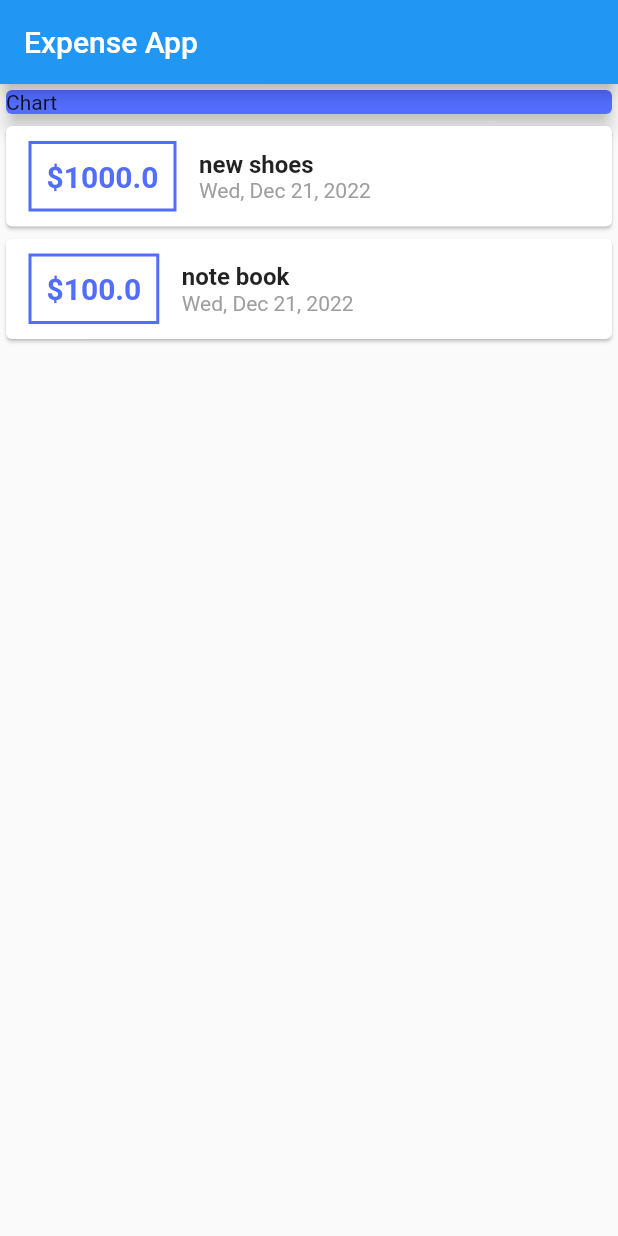
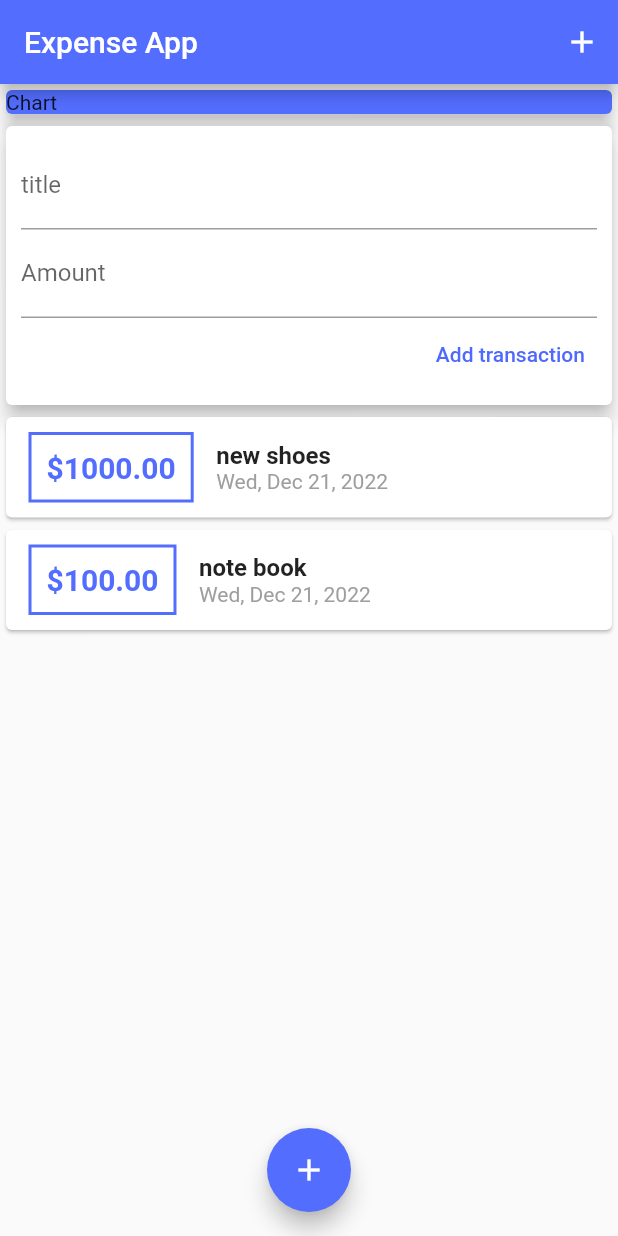
Before and after one commit to FidelAHM/personal-expense-tracker, a Flutter app: the screen it shows after launch, on a phone screen of 412 x 824 dp. Run offline on Flutter 3.47's test engine with Material 2 defaults, Android fonts, the phone set to English and light mode, and no system bars.

Commit message:
new code

```diff
--- a/lib/main.dart
+++ b/lib/main.dart
@@ -1,6 +1,7 @@
-import 'package:expense_app/transaction.dart';
+import 'package:expense_app/widgets/new_transaction.dart';
+import 'package:expense_app/widgets/transaction_list.dart';
+import 'package:expense_app/widgets/user_transaction.dart';
 import 'package:flutter/material.dart';
-import 'package:intl/intl.dart';
 
 void main() {
   runApp(const MyApp());
@@ -22,19 +23,26 @@ class MyApp extends StatelessWidget {
 }
 
 class MyHomePage extends StatelessWidget {
-  final List<Transaction> transactions = [
-    Transaction(
-        id: 'tl', title: 'new shoes', amount: 1000, date: DateTime.now()),
-    Transaction(id: 't2', title: 'note book', amount: 100, date: DateTime.now())
-  ];
+  // String? titleInput;
+  // String? amountInput;
 
   @override
   Widget build(BuildContext context) {
     return Scaffold(
       appBar: AppBar(
+        backgroundColor: Colors.indigoAccent,
         title: Text('Expense App'),
+        actions: [
+          IconButton(
+            icon: Icon(
+              Icons.add,
             ),
-      body: Column(
+            onPressed: () {},
+          )
+        ],
+      ),
+      body: SingleChildScrollView(
+        child: Column(
           children: [
             Container(
               width: double.infinity,
@@ -44,42 +52,15 @@ class MyHomePage extends StatelessWidget {
                 elevation: 5,
               ),
             ),
-          Column(
-              children: transactions.map((tx) {
-            return Card(
-                child: Row(
-              children: [
-                Container(
-                  margin: EdgeInsets.symmetric(horizontal: 15, vertical: 10),
-                  decoration: BoxDecoration(
-                      border: Border.all(color: Colors.indigoAccent, width: 2)),
-                  child: Text(
-                    '\$${tx.amount}',
-                    style: TextStyle(
-                        fontWeight: FontWeight.bold,
-                        fontSize: 20,
-                        color: Colors.indigoAccent),
+            UserTransaction()
+          ],
         ),
-                  padding: EdgeInsets.all(10),
       ),
-                Column(
-                  crossAxisAlignment: CrossAxisAlignment.start,
-                  children: [
-                    Text(
-                      tx.title,
-                      style:
-                          TextStyle(fontWeight: FontWeight.bold, fontSize: 16),
-                    ),
-                    Text(
-                      DateFormat.yMMMEd().format(tx.date),
-                      style: TextStyle(color: Colors.grey),
-                    ),
-                  ],
-                )
-              ],
-            ));
-          }).toList())
-        ],
+      floatingActionButtonLocation: FloatingActionButtonLocation.centerFloat,
+      floatingActionButton: FloatingActionButton(
+        backgroundColor: Colors.indigoAccent,
+        child: Icon(Icons.add),
+        onPressed: () {},
       ),
     );
   }
--- /dev/null
+++ b/lib/widgets/new_transaction.dart
@@ -0,0 +1,56 @@
+import 'package:flutter/material.dart';
+
+class NewTransaction extends StatelessWidget {
+  final titleController = TextEditingController();
+  final amountController = TextEditingController();
+  final Function addTx;
+  NewTransaction(this.addTx);
+  void Submit() {
+    final enterdTitle = titleController.text;
+    final enterdAmount = double.parse(amountController.text);
+
+    if (enterdTitle.isEmpty || enterdAmount < 0) {
+      return;
+    }
+    addTx(titleController.text, double.parse(amountController.text));
+  }
+
+  @override
+  Widget build(BuildContext context) {
+    return Card(
+      elevation: 5,
+      child: Container(
+        padding: EdgeInsets.all(10),
+        child: Column(
+          crossAxisAlignment: CrossAxisAlignment.end,
+          children: [
+            TextField(
+                decoration: InputDecoration(labelText: 'title'),
+                controller: titleController,
+                onSubmitted: (_) {
+                  Submit();
+                }),
+            TextField(
+                decoration: InputDecoration(labelText: 'Amount'),
+                controller: amountController,
+                keyboardType: TextInputType.number,
+                onSubmitted: (_) {
+                  Submit();
+                }),
+            TextButton(
+              onPressed: () {
+                Submit();
+              },
+              child: Text(
+                'Add transaction',
+                style: TextStyle(
+                  color: Color.fromARGB(255, 79, 105, 255),
+                ),
+              ),
+            )
+          ],
+        ),
+      ),
+    );
+  }
+}
--- /dev/null
+++ b/lib/widgets/transaction_list.dart
@@ -0,0 +1,53 @@
+import 'package:flutter/material.dart';
+import 'package:expense_app/models/transaction.dart';
+import 'package:intl/intl.dart';
+import './transaction_list.dart';
+import './user_transaction.dart';
+
+class TransactionList extends StatelessWidget {
+  final List<Transaction> transactions;
+  TransactionList(this.transactions);
+
+  @override
+  Widget build(BuildContext context) {
+    return Container(
+      height: 300,
+      child: ListView.builder(
+        itemBuilder: (ctx, index) {
+          return Card(
+              child: Row(
+            children: [
+              Container(
+                margin: EdgeInsets.symmetric(horizontal: 15, vertical: 10),
+                decoration: BoxDecoration(
+                    border: Border.all(color: Colors.indigoAccent, width: 2)),
+                child: Text(
+                  '\$${transactions[index].amount.toStringAsFixed(2)}',
+                  style: TextStyle(
+                      fontWeight: FontWeight.bold,
+                      fontSize: 20,
+                      color: Colors.indigoAccent),
+                ),
+                padding: EdgeInsets.all(10),
+              ),
+              Column(
+                crossAxisAlignment: CrossAxisAlignment.start,
+                children: [
+                  Text(
+                    transactions[index].title,
+                    style: TextStyle(fontWeight: FontWeight.bold, fontSize: 16),
+                  ),
+                  Text(
+                    DateFormat.yMMMEd().format(transactions[index].date),
+                    style: TextStyle(color: Colors.grey),
+                  ),
+                ],
+              )
+            ],
+          ));
+        },
+        itemCount: transactions.length,
+      ),
+    );
+  }
+}
--- /dev/null
+++ b/lib/widgets/user_transaction.dart
@@ -0,0 +1,42 @@
+import 'dart:collection';
+
+import 'package:flutter/material.dart';
+import './user_transaction.dart';
+import './new_transaction.dart';
+import 'package:expense_app/widgets/transaction_list.dart';
+import 'package:expense_app/models/transaction.dart';
+
+class UserTransaction extends StatefulWidget {
+  const UserTransaction({super.key});
+
+  @override
+  State<UserTransaction> createState() => _UserTransactionState();
+}
+
+class _UserTransactionState extends State<UserTransaction> {
+  final List<Transaction> _userTransactions = [
+    Transaction(
+        id: 'tl', title: 'new shoes', amount: 1000, date: DateTime.now()),
+    Transaction(id: 't2', title: 'note book', amount: 100, date: DateTime.now())
+  ];
+  void _addNewTransaction(String txTitle, double txAmount) {
+    final newTx = Transaction(
+        title: txTitle,
+        amount: txAmount,
+        id: DateTime.now().toString(),
+        date: DateTime.now());
+    setState(() {
+      _userTransactions.add(newTx);
+    });
+  }
+
+  @override
+  Widget build(BuildContext context) {
+    return Column(
+      children: [
+        NewTransaction(_addNewTransaction),
+        TransactionList(_userTransactions),
+      ],
+    );
+  }
+}
```
Also changed, not shown: lib/models/transaction.dart (renamed from lib/transaction.dart). Lines whose indentation alone changed are shown as unchanged.
